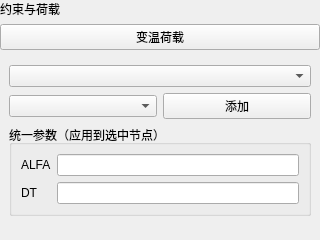
asd977/base_cae, file plugins/Base_PhysicalField/TemperatureLoadPage.ui: the form before one commit.
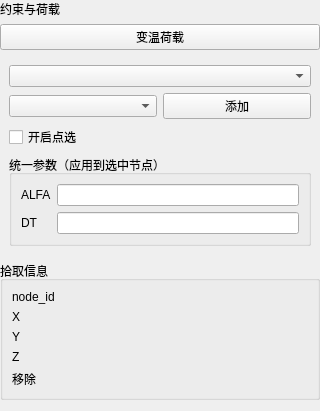
The form after the commit. Custom widgets are drawn as their Qt base class.

Commit message: Add pick info panels and pick-enable checkbox for node-based physical pages

Patch:
```diff
--- a/plugins/Base_PhysicalField/TemperatureLoadPage.ui
+++ b/plugins/Base_PhysicalField/TemperatureLoadPage.ui
@@ -69,6 +69,13 @@
      </item>
     </layout>
    </item>
+   <item>
+    <widget class="QCheckBox" name="pickEnableCheckBox">
+     <property name="text">
+      <string>开启点选</string>
+     </property>
+    </widget>
+   </item>
    <item>
     <widget class="QGroupBox" name="groupBoxParams">
      <property name="title">
@@ -101,6 +108,25 @@
     </widget>
    </item>
 
+   <item>
+    <widget class="QGroupBox" name="groupBoxPick">
+     <property name="title">
+      <string>拾取信息</string>
+     </property>
+     <layout class="QGridLayout" name="gridLayoutPick">
+      <item row="0" column="0"><widget class="QLabel" name="labelNodeId"><property name="text"><string>node_id</string></property></widget></item>
+      <item row="0" column="1"><widget class="QLabel" name="labelNodeIdValue"><property name="text"><string/></property></widget></item>
+      <item row="1" column="0"><widget class="QLabel" name="labelX"><property name="text"><string>X</string></property></widget></item>
+      <item row="1" column="1"><widget class="QLabel" name="labelXValue"><property name="text"><string/></property></widget></item>
+      <item row="2" column="0"><widget class="QLabel" name="labelY"><property name="text"><string>Y</string></property></widget></item>
+      <item row="2" column="1"><widget class="QLabel" name="labelYValue"><property name="text"><string/></property></widget></item>
+      <item row="3" column="0"><widget class="QLabel" name="labelZ"><property name="text"><string>Z</string></property></widget></item>
+      <item row="3" column="1"><widget class="QLabel" name="labelZValue"><property name="text"><string/></property></widget></item>
+      <item row="4" column="0"><widget class="QLabel" name="labelPrevOwner"><property name="text"><string>移除</string></property></widget></item>
+      <item row="4" column="1"><widget class="QLabel" name="labelPrevOwnerValue"><property name="text"><string/></property></widget></item>
+     </layout>
+    </widget>
+   </item>
    <item>
     <spacer name="verticalSpacer">
      <property name="orientation">
```
The commit also changes 11 other files.
